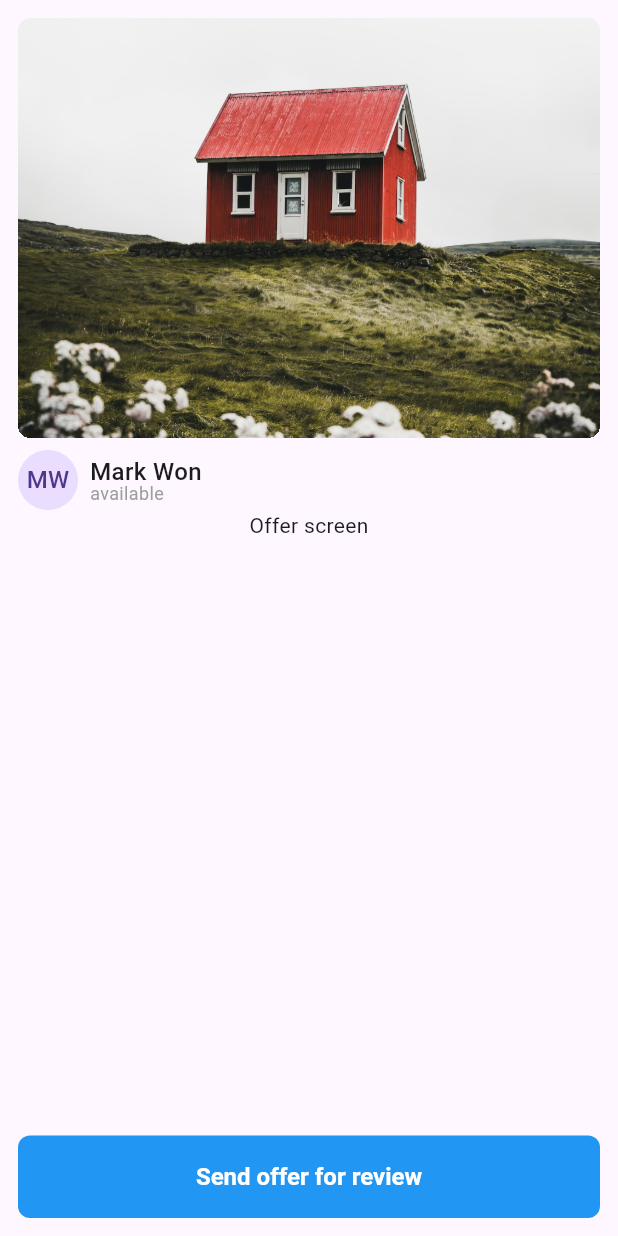
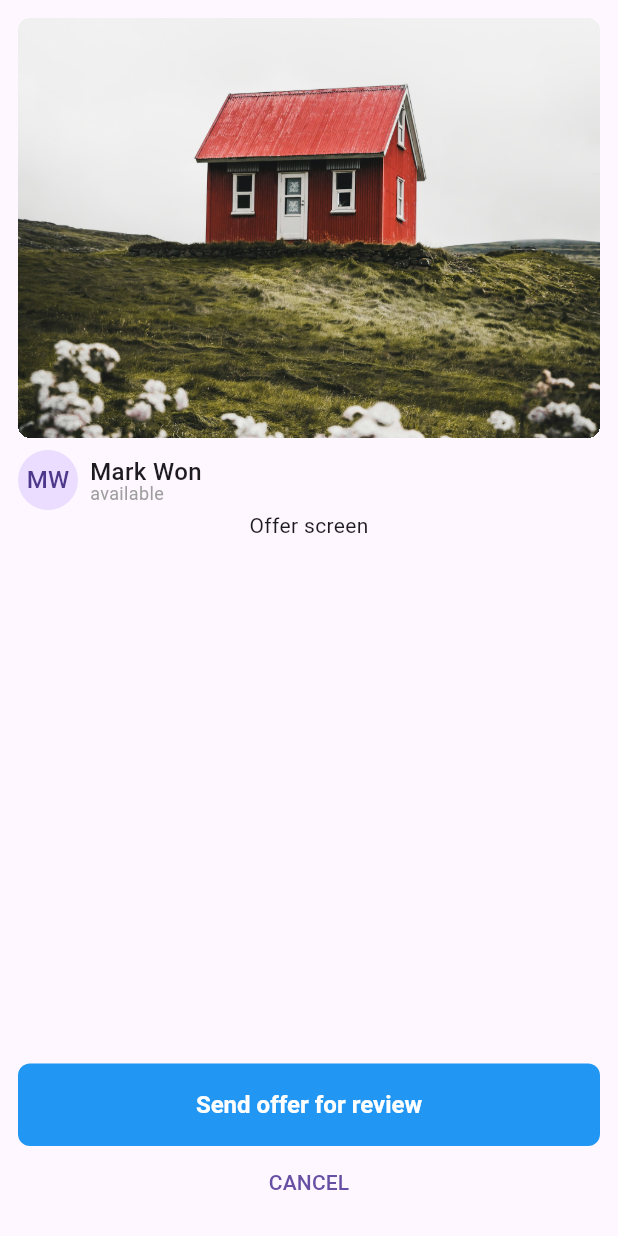
Before and after one commit to DennisCMoes/real-estate-mobile, a Flutter app: the OfferScreen screen opened directly, on a phone screen of 412 x 824 dp. Run offline on Flutter 3.47's test engine with Material 3 defaults, Android fonts, the phone set to English and light mode, and no system bars; our stand-ins replace faker, flutter_map, geocoding, geolocator, get, latlong2.

Commit message:
Added a final walkthrough planner screen

```diff
--- a/lib/components/house_card.dart
+++ b/lib/components/house_card.dart
@@ -44,6 +44,7 @@ class _HouseCardState extends State<HouseCard> {
                 child: Hero(
                   tag: "${widget.house.street.replaceAll(' ', '-')}-house",
                   child: Container(
+                    clipBehavior: Clip.hardEdge,
                     decoration: BoxDecoration(
                       borderRadius: BorderRadius.circular(8.0),
                     ),
--- a/lib/main.dart
+++ b/lib/main.dart
@@ -3,6 +3,7 @@ import 'package:get/get.dart';
 import 'package:real_estate/models/house.dart';
 import 'package:real_estate/screens/accepted.dart';
 import 'package:real_estate/screens/detail.dart';
+import 'package:real_estate/screens/final_walkthrough.dart';
 import 'package:real_estate/screens/home.dart';
 import 'package:real_estate/screens/offer.dart';
 
@@ -57,7 +58,8 @@ class MyApp extends StatelessWidget {
       routes: {
         'home': (context) => const HomeScreen(),
         'offer': (context) => const OfferScreen(),
-        'accepted': (context) => const OfferAcceptedScreen()
+        'accepted': (context) => const OfferAcceptedScreen(),
+        'final-walkthrough': (context) => const FinalWalkthroughScreen()
       },
       onGenerateRoute: (RouteSettings settings) {
         switch (settings.name) {
--- a/lib/screens/accepted.dart
+++ b/lib/screens/accepted.dart
@@ -97,7 +97,10 @@ class _OfferAcceptedScreenState extends State<OfferAcceptedScreen> {
                               PrimaryButton(
                                 label: 'Schedule final walkthrough',
                                 onClick: () {
-                                  Navigator.pop(context);
+                                  Navigator.pushNamed(
+                                    context,
+                                    'final-walkthrough',
+                                  );
                                 },
                               ),
                               TextButton(
--- a/lib/screens/offer.dart
+++ b/lib/screens/offer.dart
@@ -79,11 +79,21 @@ class OfferScreen extends StatelessWidget {
               ),
               const Text("Offer screen"),
               const Spacer(),
-              PrimaryButton(
-                label: 'Send offer for review',
-                onClick: () {
-                  Navigator.pushReplacement(context, _createRoute());
-                },
+              Column(
+                children: [
+                  PrimaryButton(
+                    label: 'Send offer for review',
+                    onClick: () {
+                      Navigator.pushReplacement(context, _createRoute());
+                    },
+                  ),
+                  TextButton(
+                    onPressed: () {
+                      Navigator.pop(context);
+                    },
+                    child: const Text("CANCEL"),
+                  ),
+                ],
               ),
             ],
           ),
```
Also changed, not shown: lib/screens/detail.dart (+3 -4 lines), lib/screens/final_walkthrough.dart (added, +16 -0 lines).
